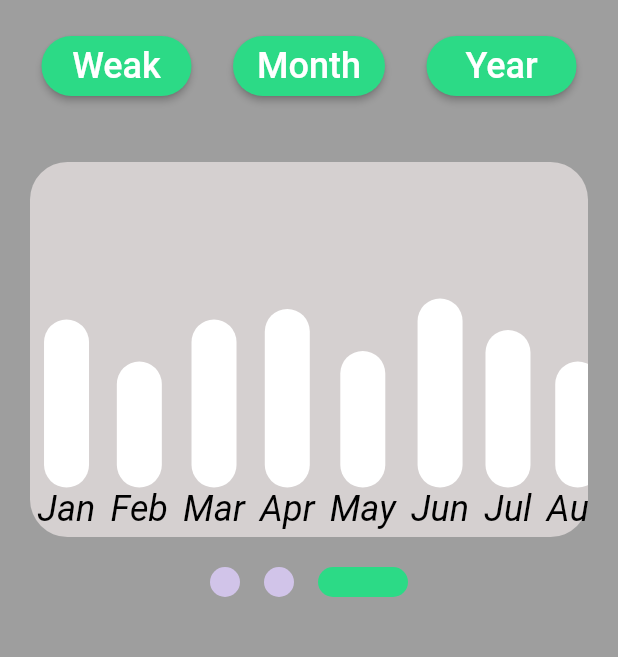
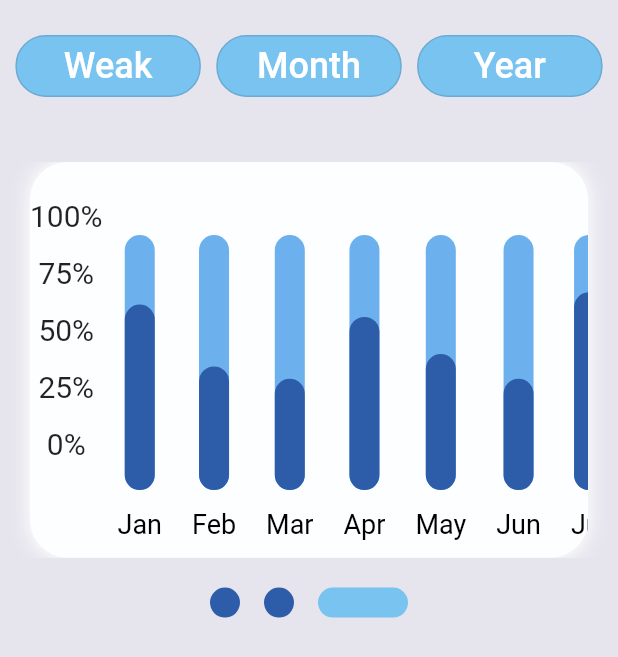
Before and after one commit to SeHamdyMostafa/Transaction_Page, a Flutter app: the screen it shows after launch, after a tap on "Month", after a tap on "Year", on a phone screen of 412 x 824 dp. Shown: the top 657 px of the screen. Run offline on Flutter 3.47's test engine with Material 2 defaults, Android fonts, the phone set to English and light mode, and no system bars; drawn by our look-alikes of smooth_page_indicator; our stand-ins replace page_view_dot_indicator.

Commit message:
first commit

```diff
--- a/lib/Container_model.dart
+++ b/lib/Container_model.dart
@@ -1,31 +1,72 @@
+import 'dart:async';
+
 import 'package:flutter/cupertino.dart';
 import 'package:flutter/material.dart';
 
-import 'Dimention.dart';
+import 'device_dimenssions.dart';
 
-class Container_model extends StatelessWidget {
+class Container_model extends StatefulWidget {
   Container_model({required this.content, required this.Height});
   late String content;
   late double Height;
+
+  @override
+  State<Container_model> createState() => _Container_modelState();
+}
+
+class _Container_modelState extends State<Container_model> {
+  double containerHieght = 0;
+
+  @override
+  void initState() {
+    Timer(
+      Duration(milliseconds: 250),
+      () {
+        containerHieght = widget.Height;
+        setState(() {});
+      },
+    );
+    super.initState();
+  }
+
   @override
   Widget build(BuildContext context) {
     return Column(
       mainAxisAlignment: MainAxisAlignment.end,
+
       children: [
-              AnimatedContainer(
-                duration: Duration(milliseconds: 400),
-                width: 30,
-                height: Height,
+
+        Stack(children: [
+          Container(
+            width: 20,
+            height: 170,
             decoration: BoxDecoration(
                 borderRadius: BorderRadius.all(Radius.circular(20)),
-                    color: Colors.white),
+                color: Color(0xFF6cb0ed)),
           ),
-              Text(content,
+          Positioned(
+            bottom: 0,
+            child: AnimatedContainer(
+              duration: Duration(milliseconds: 400),
+              width: 20,
+              height: containerHieght,
+              decoration: BoxDecoration(
+                  borderRadius: BorderRadius.all(Radius.circular(20)),
+                  color: Color(0xFF2d5da9)),
+            ),
+          ),
+        ]),
+        SizedBox(
+          height: 12,
+        ),
+        Text(widget.content,
             style: TextStyle(
-                    fontSize: 24,
-                    fontStyle: FontStyle.italic,
+              fontSize: 18,
               color: Colors.black,
             )),
+        SizedBox(
+          height: 12,
+        )
       ],
     );
   }
--- a/lib/Dimention.dart
+++ /dev/null
@@ -1,9 +0,0 @@
-import 'package:flutter/cupertino.dart';
-import 'package:flutter/material.dart';
-
-class Dimention{
-  static double height_week=70;
-    static double height_month=80;
-  static double height_year=90;
-
-}
--- a/lib/Transaction_header.dart
+++ b/lib/Transaction_header.dart
@@ -1,9 +1,9 @@
 import 'package:flutter/material.dart';
 import 'package:flutter/widgets.dart';
 import 'package:flutter_application_1/Container_model.dart';
+import 'package:flutter_application_1/device_dimenssions.dart';
 import 'package:page_view_dot_indicator/page_view_dot_indicator.dart';
 import 'package:smooth_page_indicator/smooth_page_indicator.dart';
-import 'Dimention.dart';
 import 'Transaction_model_Month.dart';
 import 'Transaction_model_Year.dart';
 import 'Transaction_model_week.dart';
@@ -14,9 +14,7 @@ class Transaction_header extends StatefulWidget {
 }
 
 class _Transaction_headerState extends State<Transaction_header> {
-  late final  pageController=PageController();
-
-
+  late final pageController = PageController();
 
   @override
   Widget build(BuildContext context) {
@@ -25,30 +23,32 @@ class _Transaction_headerState extends State<Transaction_header> {
         Row(
           mainAxisAlignment: MainAxisAlignment.spaceEvenly,
           children: [
-            ElevatedButton(
+            OutlinedButton(
               style: ButtonStyle(
-                backgroundColor: MaterialStateProperty.all(Color(0xff2cda86)),
-                minimumSize: MaterialStateProperty.all(const Size(100, 40)),
+                backgroundColor: MaterialStateProperty.all(Color(0xFF79c3f0)),
+                minimumSize: MaterialStateProperty.all(Size(
+                    DeviceDimenssions.deviceWidth * 0.3,
+                    DeviceDimenssions.deviceHeight * 0.05)),
                 shape: MaterialStateProperty.all(
                   RoundedRectangleBorder(
                     borderRadius: BorderRadius.circular(20),
                   ),
                 ),
               ),
-              child: Text('Weak', style: TextStyle(fontSize: 24)),
+              child: Text('Weak',
+                  style: TextStyle(fontSize: 24, color: Colors.white)),
               onPressed: () {
-
                 setState(() {
                   pageController.jumpToPage(0);
-                  Dimention.height_week =
-                      (Dimention.height_week == 70 ? 100 : 70);
                 });
               },
             ),
-            ElevatedButton(
+            OutlinedButton(
               style: ButtonStyle(
-                backgroundColor: MaterialStateProperty.all(Color(0xff2cda86)),
-                minimumSize: MaterialStateProperty.all(const Size(100, 40)),
+                backgroundColor: MaterialStateProperty.all(Color(0xFF79c3f0)),
+                minimumSize: MaterialStateProperty.all(Size(
+                    DeviceDimenssions.deviceWidth * 0.3,
+                    DeviceDimenssions.deviceHeight * 0.05)),
                 shape: MaterialStateProperty.all(
                   RoundedRectangleBorder(
                     borderRadius: BorderRadius.circular(20),
@@ -56,33 +56,30 @@ class _Transaction_headerState extends State<Transaction_header> {
                 ),
               ),
               child: Text('Month',
-                  style: TextStyle(
-                    fontSize: 24,
-                  )),
+                  style: TextStyle(fontSize: 24, color: Colors.white)),
               onPressed: () {
                 setState(() {
                   pageController.jumpToPage(1);
-                  Dimention.height_month =
-                      (Dimention.height_month == 70 ? 110 : 70);
                 });
               },
             ),
-            ElevatedButton(
+            OutlinedButton(
               style: ButtonStyle(
-                backgroundColor: MaterialStateProperty.all(Color(0xff2cda86)),
-                minimumSize: MaterialStateProperty.all(const Size(100, 40)),
+                backgroundColor: MaterialStateProperty.all(Color(0xFF79c3f0)),
+                minimumSize: MaterialStateProperty.all(Size(
+                    DeviceDimenssions.deviceWidth * 0.3,
+                    DeviceDimenssions.deviceHeight * 0.05)),
                 shape: MaterialStateProperty.all(
                   RoundedRectangleBorder(
                     borderRadius: BorderRadius.circular(20),
                   ),
                 ),
               ),
-              child: Text('Year', style: TextStyle(fontSize: 24)),
+              child: Text('Year',
+                  style: TextStyle(fontSize: 24, color: Colors.white)),
               onPressed: () {
                 setState(() {
-                  pageController.jumpToPage (2);
-                  Dimention.height_year =
-                      (Dimention.height_year == 70 ? 100 : 70);
+                  pageController.jumpToPage(2);
                 });
               },
             ),
@@ -92,7 +89,7 @@ class _Transaction_headerState extends State<Transaction_header> {
           height: 40,
         ),
         Container(
-          height: 250,
+          height: DeviceDimenssions.deviceHeight * 0.32,
           child: PageView(
             controller: pageController,
             scrollDirection: Axis.horizontal,
@@ -108,24 +105,24 @@ class _Transaction_headerState extends State<Transaction_header> {
               ),
             ],
           ),
-
         ),
-        SizedBox(height: 20,),
+        SizedBox(
+          height: 20,
+        ),
         Padding(
           padding: const EdgeInsets.symmetric(horizontal: 24),
-                child:SmoothPageIndicator(
+          child: SmoothPageIndicator(
             controller: pageController,
             count: 3,
-                effect:  ExpandingDotsEffect(
-                  activeDotColor: Color(0xff2cda86),
-                  dotColor: Colors.deepPurple.shade100,
+            effect: ExpandingDotsEffect(
+              activeDotColor: Color(0xFF79c3f0),
+              dotColor: Color(0xFF2d5da9),
               dotHeight: 20,
               dotWidth: 20,
               spacing: 16,
             ),
           ),
         ),
-
       ],
     );
   }
--- a/lib/Transaction_model_Month.dart
+++ b/lib/Transaction_model_Month.dart
@@ -2,8 +2,7 @@ import 'package:flutter/cupertino.dart';
 import 'package:flutter/material.dart';
 
 import 'Container_model.dart';
-import 'Dimention.dart';
-import 'config/device_dimenssions.dart';
+import 'device_dimenssions.dart';
 
 class Transaction_model_month extends StatelessWidget {
   const Transaction_model_month({super.key});
@@ -11,31 +10,71 @@ class Transaction_model_month extends StatelessWidget {
   @override
   Widget build(BuildContext context) {
     return Container(
-
       margin: EdgeInsets.symmetric(horizontal: 20),
       decoration: BoxDecoration(
         borderRadius: BorderRadius.circular(25),
-        color: Color.fromARGB(255, 213, 208, 208),
+        color: Color(0xFFfdfeff),
         boxShadow: [
           BoxShadow(
-                      color: Colors.grey,
+            color: Colors.white,
             spreadRadius: 1,
             blurRadius: 10,
           ), //BoxShadow
           //BoxShadow
         ],
       ),
-
-
       child: Row(
         crossAxisAlignment: CrossAxisAlignment.end,
         mainAxisAlignment: MainAxisAlignment.spaceEvenly,
         children: [
-          Container_model(content: 'Week 1',Height: Dimention.height_month * 1.6,),
-          Container_model(content: 'Week 2',Height: Dimention.height_month * 1.2,),
-          Container_model(content: 'Week 3',Height: Dimention.height_month * 1.6,),
-          Container_model(content: 'Week 4',Height: Dimention.height_month * 1.7,),
-
+          Column(
+            children: [
+              SizedBox(
+                height: 25,
+              ),
+              Text(
+                "100%",
+                style: TextStyle(fontSize: 20),
+              ),
+              SizedBox(
+                height: 15,
+              ),
+              Text(
+                "75%",
+                style: TextStyle(fontSize: 20),
+              ),
+              SizedBox(
+                height: 15,
+              ),
+              Text(
+                "50%",
+                style: TextStyle(fontSize: 20),
+              ),
+              SizedBox(
+                height: 15,
+              ),
+              Text(
+                "25%",
+                style: TextStyle(fontSize: 20),
+              ),
+              SizedBox(
+                height: 15,
+              ),
+              Text(
+                "0%",
+                style: TextStyle(fontSize: 20),
+              )
+            ],
+          ),
+          Container_model(
+              content: 'Week 1',
+              Height: DeviceDimenssions.deviceHeight * 0.125),
+          Container_model(
+              content: 'Week 2', Height: DeviceDimenssions.deviceHeight * 0.09),
+          Container_model(
+              content: 'Week 3', Height: DeviceDimenssions.deviceHeight * 0.14),
+          Container_model(
+              content: 'Week 4', Height: DeviceDimenssions.deviceHeight * 0.11),
         ],
       ),
     );
--- a/lib/Transaction_model_Year.dart
+++ b/lib/Transaction_model_Year.dart
@@ -1,22 +1,21 @@
 import 'package:flutter/cupertino.dart';
 import 'package:flutter/material.dart';
 import 'Container_model.dart';
-import 'Dimention.dart';
+import 'device_dimenssions.dart';
 import 'Transaction_header.dart';
-import 'config/device_dimenssions.dart';
 
 class Transaction_model_Year extends StatelessWidget {
   @override
   Widget build(BuildContext context) {
     return Container(
-
+      padding: EdgeInsets.only(top: 24),
       margin: EdgeInsets.symmetric(horizontal: 20),
       decoration: BoxDecoration(
         borderRadius: BorderRadius.circular(25),
-        color: Color.fromARGB(255, 213, 208, 208),
+        color: Color(0xFFfdfeff),
         boxShadow: [
           BoxShadow(
-                      color: Colors.grey,
+            color: Colors.white,
             spreadRadius: 1,
             blurRadius: 10,
           ), //BoxShadow
@@ -24,71 +23,112 @@ class Transaction_model_Year extends StatelessWidget {
         ],
       ),
 
+
+
       child: ListView(
-        // This next line does the trick.
         scrollDirection: Axis.horizontal,
-        padding: EdgeInsets.all(5),
-        children: <Widget>[
-          SizedBox(width: 0),
-          Container_model(
-            content: 'Jan',
-            Height: Dimention.height_year * 1.6,
+        children:[
+          SizedBox(
+                height: 10,
+              ),
+
+           Column(
+            children: [
+              Text(
+                "100%",
+                style: TextStyle(fontSize: 20),
+              ),
+              SizedBox(
+                height: 15,
+              ),
+              Text(
+                "75%",
+                style: TextStyle(fontSize: 20),
+              ),
+              SizedBox(
+                height: 15,
+              ),
+              Text(
+                "50%",
+                style: TextStyle(fontSize: 20),
+              ),
+              SizedBox(
+                height: 15,
+              ),
+              Text(
+                "25%",
+                style: TextStyle(fontSize: 20),
+              ),
+              SizedBox(
+                height: 15,
+              ),
+              Text(
+                "0%",
+                style: TextStyle(fontSize: 20),
+              )
+            ],
           ),
           SizedBox(width: 10),
           Container_model(
+            content: 'Jan',
+            Height: DeviceDimenssions.deviceHeight * 0.15,
+          ),
+          SizedBox(width: 20),
+          Container_model(
             content: 'Feb',
-            Height: Dimention.height_year * 1.2,
+            Height: DeviceDimenssions.deviceHeight * 0.10,
+          ),
+          SizedBox(width: 20),
+          Container_model(
+            content: 'Mar',
+            Height: DeviceDimenssions.deviceHeight * 0.09,
+          ),
+          SizedBox(width: 20),
+          Container_model(
+            content: 'Apr',
+            Height: DeviceDimenssions.deviceHeight * 0.14,
+          ),
+          SizedBox(width: 20),
+          Container_model(
+            content: 'May',
+            Height: DeviceDimenssions.deviceHeight * 0.11,
+          ),
+          SizedBox(width: 20),
+          Container_model(
+            content: 'Jun',
+            Height: DeviceDimenssions.deviceHeight * 0.09,
+          ),
+          SizedBox(width: 20),
+          Container_model(
+            content: 'Jul',
+            Height: DeviceDimenssions.deviceHeight * 0.16,
+          ),
+          SizedBox(width: 20),
+          Container_model(
+            content: 'Aug',
+            Height: DeviceDimenssions.deviceHeight * 0.10,
+          ),
+          SizedBox(width: 20),
+          Container_model(
+            content: 'Sep',
+            Height: DeviceDimenssions.deviceHeight * 0.13,
+          ),
+          SizedBox(width: 20),
+          Container_model(
+            content: 'Oct',
+            Height: DeviceDimenssions.deviceHeight * 0.09,
+          ),
+          SizedBox(width: 20),
+          Container_model(
+            content: 'Nov',
+            Height: DeviceDimenssions.deviceHeight * 0.12,
+          ),
+          SizedBox(width: 20),
+          Container_model(
+            content: 'Dec',
+            Height: DeviceDimenssions.deviceHeight * 0.14,
           ),
           SizedBox(width: 10),
-          Container_model(
-            content: 'Mar',
-            Height: Dimention.height_year * 1.6,
-          ),
-          SizedBox(width: 10),
-          Container_model(
-            content: 'Apr',
-            Height: Dimention.height_year * 1.7,
-          ),
-          SizedBox(width: 10),
-          Container_model(
-            content: 'May',
-            Height: Dimention.height_year * 1.3,
-          ),
-          SizedBox(width: 10),
-          Container_model(
-            content: 'Jun',
-            Height: Dimention.height_year * 1.8,
-          ),
-          SizedBox(width: 10),
-          Container_model(
-            content: 'Jul',
-            Height: Dimention.height_year * 1.5,
-          ),
-          SizedBox(width: 10),
-          Container_model(
-            content: 'Aug',
-            Height: Dimention.height_year * 1.2,
-          ),
-          SizedBox(width: 10),
-          Container_model(
-            content: 'Sep',
-            Height: Dimention.height_year * 1.7,
-          ),
-          SizedBox(width: 10),
-          Container_model(
-            content: 'Oct',
-            Height: Dimention.height_year * 1.3,
-          ),
-          SizedBox(width: 10),
-          Container_model(
-            content: 'Nov',
-            Height: Dimention.height_year * 1.8,
-          ),
-          SizedBox(width: 10),
-          Container_model(
-            content: 'Dec',
-            Height: Dimention.height_year * 1.5,
-          ),
         ],
       ),
     );
--- a/lib/Transaction_model_week.dart
+++ b/lib/Transaction_model_week.dart
@@ -1,41 +1,83 @@
 import 'package:flutter/cupertino.dart';
 import 'package:flutter/material.dart';
 import 'Container_model.dart';
-import 'Dimention.dart';
+import 'device_dimenssions.dart';
 import 'Transaction_header.dart';
-import 'config/device_dimenssions.dart';
 
 class Transaction_model_week extends StatelessWidget {
   @override
   Widget build(BuildContext context) {
     return Container(
-
       margin: EdgeInsets.symmetric(horizontal: 20),
       decoration: BoxDecoration(
         borderRadius: BorderRadius.circular(25),
-        color: Color.fromARGB(255, 213, 208, 208),
+        color: Color(0xFFfdfeff),
         boxShadow: [
           BoxShadow(
-                      color: Colors.grey,
+            color: Colors.white,
             spreadRadius: 1,
             blurRadius: 10,
           ), //BoxShadow
           //BoxShadow
         ],
       ),
-
-
       child: Row(
         crossAxisAlignment: CrossAxisAlignment.end,
         mainAxisAlignment: MainAxisAlignment.spaceEvenly,
         children: [
-          Container_model(content: 'Sat',Height: Dimention.height_week * 1.6,),
-          Container_model(content: 'San',Height: Dimention.height_week * 1.2,),
-          Container_model(content: 'Mon',Height: Dimention.height_week * 1.6,),
-          Container_model(content: 'Tue',Height: Dimention.height_week * 1.7,),
-          Container_model(content: 'Wed',Height: Dimention.height_week * 1.3,),
-          Container_model(content: 'Thu',Height: Dimention.height_week * 1.8,),
-          Container_model(content: 'Fai',Height: Dimention.height_week * 1.5,),
+          Column(
+            children: [
+              SizedBox(
+                height: 25   ,
+              ),
+              Text(
+                "100%",
+                style: TextStyle(fontSize: 20),
+              ),
+              SizedBox(
+                height: 15,
+              ),
+              Text(
+                "75%",
+                style: TextStyle(fontSize: 20),
+              ),
+              SizedBox(
+                height: 15,
+              ),
+              Text(
+                "50%",
+                style: TextStyle(fontSize: 20),
+              ),
+              SizedBox(
+                height: 15,
+              ),
+              Text(
+                "25%",
+                style: TextStyle(fontSize: 20),
+              ),
+              SizedBox(
+                height: 15,
+              ),
+              Text(
+                "0%",
+                style: TextStyle(fontSize: 20),
+              )
+            ],
+          ),
+          Container_model(
+              content: 'Sat', Height: DeviceDimenssions.deviceHeight * 0.15),
+          Container_model(
+              content: 'San', Height: DeviceDimenssions.deviceHeight * 0.12),
+          Container_model(
+              content: 'Mon', Height: DeviceDimenssions.deviceHeight * 0.13),
+          Container_model(
+              content: 'Tue', Height: DeviceDimenssions.deviceHeight * 0.11),
+          Container_model(
+              content: 'Wed', Height: DeviceDimenssions.deviceHeight * 0.09),
+          Container_model(
+              content: 'Thu', Height: DeviceDimenssions.deviceHeight * 0.14),
+          Container_model(
+              content: 'Fai', Height: DeviceDimenssions.deviceHeight * 0.11),
         ],
       ),
     );
--- a/lib/Transaction_page.dart
+++ b/lib/Transaction_page.dart
@@ -1,22 +1,19 @@
 import 'package:flutter/cupertino.dart';
 import 'package:flutter/material.dart';
 import 'package:flutter_application_1/Container_model.dart';
-import 'package:flutter_application_1/Dimention.dart';
+import 'package:flutter_application_1/device_dimenssions.dart';
 import 'Page_View.dart';
 import 'Transaction_header.dart';
 import 'Transaction_model_Year.dart';
 import 'Transaction_model_week.dart';
-import 'package:flutter_application_1/config/device_dimenssions.dart';
+
 class Transation_page extends StatelessWidget {
   const Transation_page({super.key});
   @override
   Widget build(BuildContext context) {
-
     return MaterialApp(
-      home: TransactionsPage()
-    );
+        debugShowCheckedModeBanner: false, home: TransactionsPage());
   }
-
 }
 
 class TransactionsPage extends StatelessWidget {
@@ -24,24 +21,21 @@ class TransactionsPage extends StatelessWidget {
 
   @override
   Widget build(BuildContext context) {
-       DeviceDimenssions.context = context;
-        DeviceDimenssions.initDeviceDimensions();
+    DeviceDimenssions.init(c: context);
     return SafeArea(
-        child: Scaffold(
-          backgroundColor: Colors.grey,
+      child: Scaffold(
+          backgroundColor: Color(0xFFE6E4ED),
           body: Container(
-            width: DeviceDimenssions.width,
-            height: DeviceDimenssions.height,
-            child: Column(children: [
-                // Row of options
-                SizedBox(height: 20,),
-                Transaction_header(),
-
-                // page view
-
-            ],)
-          )
-        ),
-      );
+              width: DeviceDimenssions.deviceWidth,
+              height: DeviceDimenssions.deviceHeight,
+              child: Column(
+                children: [
+                  SizedBox(
+                    height: 20,
+                  ),
+                  Transaction_header(),
+                ],
+              ))),
+    );
   }
 }
--- a/lib/config/device_dimenssions.dart
+++ /dev/null
@@ -1,11 +0,0 @@
-import 'package:flutter/cupertino.dart';
-
-class DeviceDimenssions{
-  static late double width;
-  static late double height;
-  static late BuildContext context;
-  static void initDeviceDimensions(){
-    height = MediaQuery.of(context).size.height;
-    width = MediaQuery.of(context).size.width;
-  }
-}
--- /dev/null
+++ b/lib/device_dimenssions.dart
@@ -0,0 +1,13 @@
+import 'package:flutter/cupertino.dart';
+import 'package:flutter/material.dart';
+
+class DeviceDimenssions{
+  static late double deviceHeight;
+  static late double deviceWidth;
+  static late BuildContext context;
+  static void init({required BuildContext c}){
+    context = c;
+    deviceHeight = MediaQuery.of(context).size.height;
+    deviceWidth = MediaQuery.of(context).size.width;
+  }
+}
```
Lines whose indentation alone changed are shown as unchanged.
